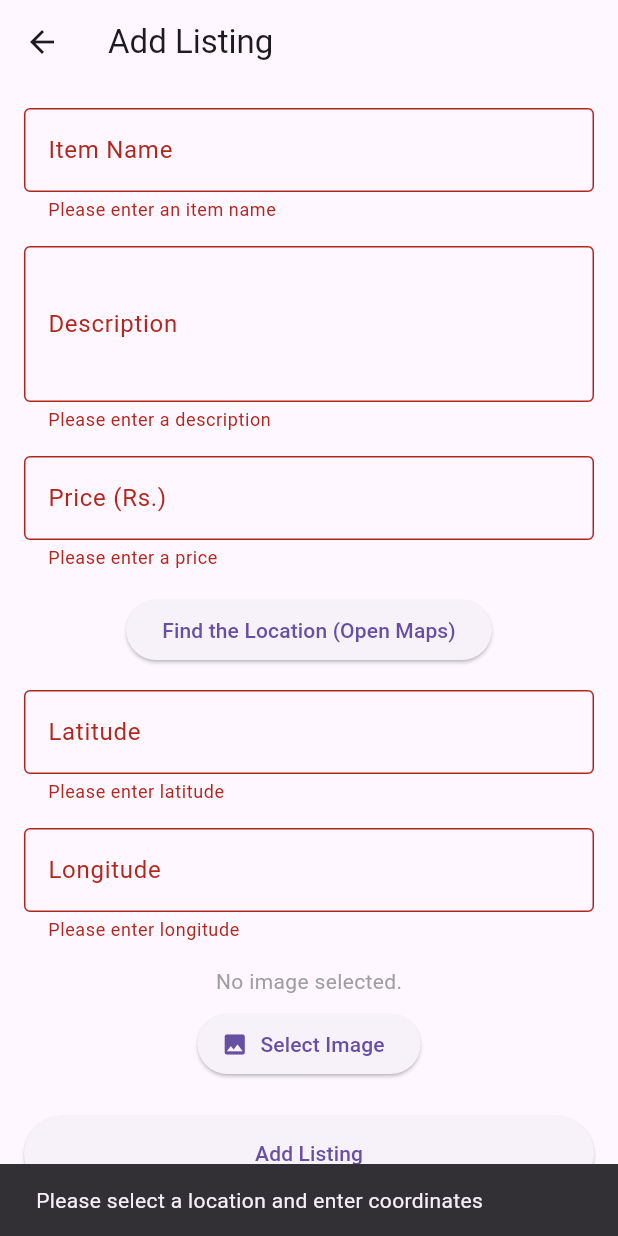
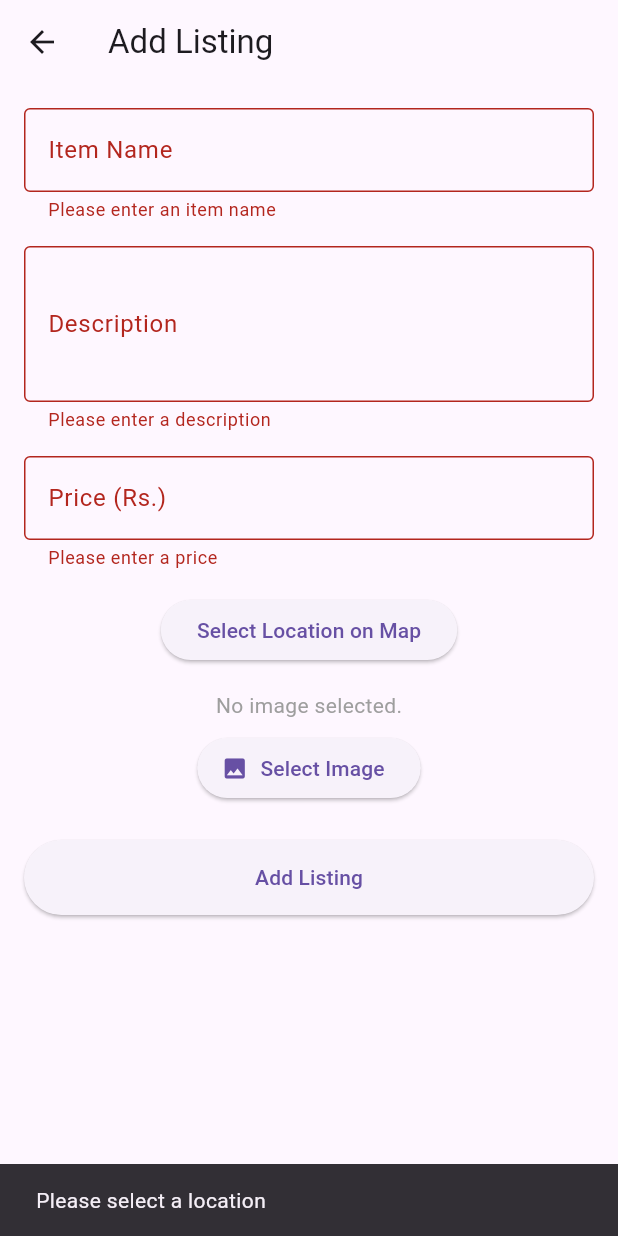
Before and after one commit to raveens9/roofmate, a Flutter app: the AddListing screen opened directly, after a tap on "Add Listing", on a phone screen of 412 x 824 dp. Run offline on Flutter 3.47's test engine with Material 3 defaults, Android fonts, the phone set to English and light mode, and no system bars; our stand-ins replace cloud_firestore, dash_chat_2, firebase_auth, firebase_core, firebase_storage, get_it and 2 more; accounts and stored records are empty.

Commit message:
Add listing and user visibility

```diff
--- a/lib/pages/AddListingPage.dart
+++ b/lib/pages/AddListingPage.dart
@@ -1,8 +1,8 @@
-import 'package:url_launcher/url_launcher.dart'; // Import url_launcher
-import 'package:cloud_firestore/cloud_firestore.dart';
+import 'package:flutter/material.dart';
+import 'package:google_maps_flutter/google_maps_flutter.dart';
 import 'package:firebase_auth/firebase_auth.dart';
 import 'package:firebase_storage/firebase_storage.dart';
-import 'package:flutter/material.dart';
+import 'package:cloud_firestore/cloud_firestore.dart';
 import 'package:image_picker/image_picker.dart';
 import 'package:roofmate/pages/HomePage.dart';
 import 'dart:io';
@@ -17,8 +17,7 @@ class _AddListingState extends State<AddListing> {
   String _itemName = '';
   String _description = '';
   String _price = '';
-  String _latitude = ''; // New state variable for latitude
-  String _longitude = ''; // New state variable for longitude
+  LatLng? _selectedLocation;
   File? _imageFile;
   bool _isLoading = false;
   final user = FirebaseAuth.instance.currentUser!;
@@ -36,24 +35,11 @@ class _AddListingState extends State<AddListing> {
     }
   }
 
-  // Function to launch Google Maps for selecting a location
-  Future<void> _selectLocation() async {
-    const String googleMapsUrl = 'https://www.google.com/maps';
-    final Uri uri = Uri.parse(googleMapsUrl);
-    if (await canLaunch(uri.toString())) {
-      await launch(uri.toString());
-    } else {
-      throw 'Could not launch $googleMapsUrl';
-    }
-  }
-
   // Function to add a new listing to Firestore
   Future<void> _addListing() async {
-    if (_formKey.currentState!.validate() &&
-        _latitude.isNotEmpty &&
-        _longitude.isNotEmpty) {
+    if (_formKey.currentState!.validate() && _selectedLocation != null) {
       setState(() {
-        _isLoading = true; // Start loading
+        _isLoading = true;
       });
 
       String? imageUrl;
@@ -71,34 +57,44 @@ class _AddListingState extends State<AddListing> {
       await locationsCollection.add({
         'item': _itemName,
         'description': _description,
-        'price': double.parse(_price), // Store price as double
+        'price': double.parse(_price),
         'imageurl': imageUrl,
         'userId': user.uid,
-        'latitude': _latitude, // Save latitude
-        'longitude': _longitude, // Save longitude
-        'timestamp': FieldValue.serverTimestamp(), // Optional: For sorting
+        'latitude': _selectedLocation!.latitude, // Save selected latitude
+        'longitude': _selectedLocation!.longitude, // Save selected longitude
+        'timestamp': FieldValue.serverTimestamp(),
       });
 
       setState(() {
-        _isLoading = false; // Stop loading
+        _isLoading = false;
       });
 
-      // Show a success message
       ScaffoldMessenger.of(context).showSnackBar(
         SnackBar(content: Text('Listing added successfully!')),
       );
 
-      // Navigate back to HomePage or previous page
       Navigator.pop(context);
       Navigator.pushReplacement(
         context,
         MaterialPageRoute(builder: (context) => HomePage()),
       );
     } else {
-      // Show error message if location is not selected
       ScaffoldMessenger.of(context).showSnackBar(
-        SnackBar(content: Text('Please select a location and enter coordinates')),
+        SnackBar(content: Text('Please select a location')),
       );
+    }
+  }
+
+  // Function to open the map and allow location selection
+  Future<void> _selectLocationOnMap() async {
+    LatLng? pickedLocation = await Navigator.push(
+      context,
+      MaterialPageRoute(builder: (context) => MapScreen()),
+    );
+    if (pickedLocation != null) {
+      setState(() {
+        _selectedLocation = pickedLocation;
+      });
     }
   }
 
@@ -108,13 +104,12 @@ class _AddListingState extends State<AddListing> {
       appBar: AppBar(
         title: Text('Add Listing'),
       ),
-      body: SingleChildScrollView( // Prevent overflow when keyboard appears
+      body: SingleChildScrollView(
         padding: const EdgeInsets.all(16.0),
         child: Form(
           key: _formKey,
           child: Column(
             children: [
-              // Item Name Field
               TextFormField(
                 decoration: InputDecoration(
                   labelText: 'Item Name',
@@ -133,14 +128,12 @@ class _AddListingState extends State<AddListing> {
                 },
               ),
               SizedBox(height: 16),
-
-              // Description Field
               TextFormField(
                 decoration: InputDecoration(
                   labelText: 'Description',
                   border: OutlineInputBorder(),
                 ),
-                maxLines: 3, // Allow multiple lines
+                maxLines: 3,
                 validator: (value) {
                   if (value == null || value.trim().isEmpty) {
                     return 'Please enter a description';
@@ -154,8 +147,6 @@ class _AddListingState extends State<AddListing> {
                 },
               ),
               SizedBox(height: 16),
-
-              // Price Field
               TextFormField(
                 decoration: InputDecoration(
                   labelText: 'Price (Rs.)',
@@ -178,82 +169,30 @@ class _AddListingState extends State<AddListing> {
                 },
               ),
               SizedBox(height: 16),
-
-              // Select Location Button
               ElevatedButton(
-                onPressed: _selectLocation,
-                child: Text('Find the Location (Open Maps)'),
+                onPressed: _selectLocationOnMap,
+                child: Text(_selectedLocation == null
+                    ? 'Select Location on Map'
+                    : 'Location Selected: (${_selectedLocation!.latitude}, ${_selectedLocation!.longitude})'),
               ),
               SizedBox(height: 16),
-
-              // Latitude Input Field
-              TextFormField(
-                decoration: InputDecoration(
-                  labelText: 'Latitude',
-                  border: OutlineInputBorder(),
-                ),
-                keyboardType: TextInputType.numberWithOptions(decimal: true),
-                validator: (value) {
-                  if (value == null || value.trim().isEmpty) {
-                    return 'Please enter latitude';
-                  }
-                  return null;
-                },
-                onChanged: (value) {
-                  setState(() {
-                    _latitude = value;
-                  });
-                },
-              ),
-              SizedBox(height: 16),
-
-              // Longitude Input Field
-              TextFormField(
-                decoration: InputDecoration(
-                  labelText: 'Longitude',
-                  border: OutlineInputBorder(),
-                ),
-                keyboardType: TextInputType.numberWithOptions(decimal: true),
-                validator: (value) {
-                  if (value == null || value.trim().isEmpty) {
-                    return 'Please enter longitude';
-                  }
-                  return null;
-                },
-                onChanged: (value) {
-                  setState(() {
-                    _longitude = value;
-                  });
-                },
-              ),
-              SizedBox(height: 16),
-
-              // Image Picker Section
               _imageFile == null
-                  ? Text(
-                'No image selected.',
-                style: TextStyle(color: Colors.grey),
-              )
-                  : Image.file(
-                _imageFile!,
-                height: 150,
-              ),
+                  ? Text('No image selected.', style: TextStyle(color: Colors.grey))
+                  : Image.file(_imageFile!, height: 150),
               SizedBox(height: 8),
               ElevatedButton.icon(
-                onPressed: _isLoading ? null : _pickImage, // Disable while loading
+                onPressed: _isLoading ? null : _pickImage,
                 icon: Icon(Icons.image),
                 label: Text('Select Image'),
               ),
               SizedBox(height: 24),
-
-              // Add Listing Button or Loading Indicator
               _isLoading
                   ? CircularProgressIndicator()
                   : ElevatedButton(
                 onPressed: _addListing,
                 child: Text('Add Listing'),
                 style: ElevatedButton.styleFrom(
-                  minimumSize: Size(double.infinity, 50), // Full-width button
+                  minimumSize: Size(double.infinity, 50),
                 ),
               ),
             ],
@@ -263,3 +202,53 @@ class _AddListingState extends State<AddListing> {
     );
   }
 }
+
+class MapScreen extends StatefulWidget {
+  @override
+  _MapScreenState createState() => _MapScreenState();
+}
+
+class _MapScreenState extends State<MapScreen> {
+  LatLng? _pickedLocation;
+  GoogleMapController? _mapController;
+
+  void _selectLocation(LatLng position) {
+    setState(() {
+      _pickedLocation = position;
+    });
+  }
+
+  @override
+  Widget build(BuildContext context) {
+    return Scaffold(
+      appBar: AppBar(
+        title: Text('Select Location'),
+        actions: [
+          IconButton(
+            icon: Icon(Icons.check),
+            onPressed: _pickedLocation == null
+                ? null
+                : () {
+              Navigator.of(context).pop(_pickedLocation);
+            },
+          ),
+        ],
+      ),
+      body: GoogleMap(
+        initialCameraPosition: CameraPosition(
+          target: LatLng(6.9271, 79.8612), // Set initial position (Colombo, Sri Lanka)
+          zoom: 12,
+        ),
+        onTap: _selectLocation,
+        markers: _pickedLocation == null
+            ? {}
+            : {
+          Marker(
+            markerId: MarkerId('picked-location'),
+            position: _pickedLocation!,
+          ),
+        },
+      ),
+    );
+  }
+}
--- a/lib/pages/HomePage.dart
+++ b/lib/pages/HomePage.dart
@@ -71,7 +71,7 @@ class _HomePageState extends State<HomePage> {
           );
         },
         child: const Icon(Icons.add),
-        backgroundColor: Colors.blueAccent,
+        backgroundColor: Colors.blue[200],
       )
           : null,
       floatingActionButtonLocation: FloatingActionButtonLocation.endFloat,
@@ -221,7 +221,7 @@ class _ExplorePageState extends State<ExplorePage> {
                                           style: const TextStyle(fontSize: 18, fontWeight: FontWeight.bold),
                                         ),
                                       ),
-                                      const Icon(Icons.favorite_border, color: Colors.redAccent),
+                                      const Icon(Icons.favorite_border, color: Colors.blue),
                                     ],
                                   ),
                                 ),
--- a/lib/pages/profilePage.dart
+++ b/lib/pages/profilePage.dart
@@ -131,10 +131,6 @@ class _ProfilePageState extends State<ProfilePage> {
           return const Center(child: CircularProgressIndicator());
         },
       ),
-      floatingActionButton: FloatingActionButton(
-        onPressed: _navigateToAddListing,
-        child: Icon(Icons.add),
-      ),
     );
   }
 }
--- a/lib/pages/register_page.dart
+++ b/lib/pages/register_page.dart
@@ -53,6 +53,8 @@ class _RegisterPageState extends State<RegisterPage> {
         UserCredential userCredential= await FirebaseAuth.instance.createUserWithEmailAndPassword(
             email: usernameController.text,
             password: passwordController.text);
+
+        String userId = userCredential.user!.uid;
 
         FirebaseFirestore.instance
             .collection('Users')
```
Also changed, not shown: lib/pages/detailsPage.dart (+26 -16 lines), pubspec.lock.
